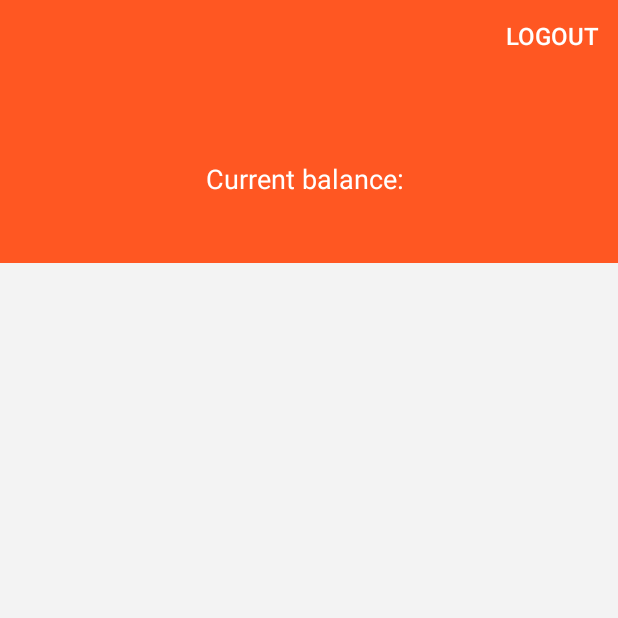
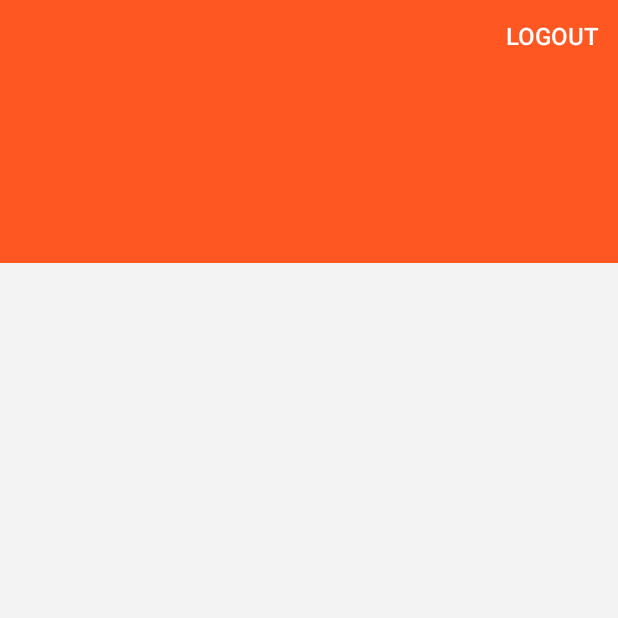
Before and after one commit to GourmetApp/GourmetApp-android, an Android app: the fragment MainFragment shown on its own in the app's theme, on a phone screen of 412 x 824 dp, the top half of it. Run offline under Robolectric (Android 15) with nearby library versions, the light colour scheme and no system bars.

Commit message:
Hide current balance while data is being loaded

```diff
--- a/app/src/main/java/com/jugarte/gourmet/fragments/MainFragment.java
+++ b/app/src/main/java/com/jugarte/gourmet/fragments/MainFragment.java
@@ -28,7 +28,8 @@ public class MainFragment extends BaseFragment {
      *	  PROPERTIES	  *
      *					  *
      **********************/
-    private TextView mCurrentBalance= null;
+    private TextView mCurrentBalance = null;
+    private TextView mCurrentText = null;
     private Button mLogoutButton = null;
     private ListView mOperationsList = null;
     private TextView mCardNumberTextView = null;
@@ -55,6 +56,7 @@ public class MainFragment extends BaseFragment {
         if (result != null) {
             Gourmet gourmet = (Gourmet) result;
             if (gourmet.errorCode != null && gourmet.errorCode.equals("0")) {
+                mCurrentText.setVisibility(View.VISIBLE);
                 mCurrentBalance.setText(gourmet.currentBalance + "€");
                 String cardNumber = TextFormatUtils.formatCreditCardNumber(CredentialsLogin.getUserCredential());
                 if (cardNumber != null) {
@@ -91,6 +93,7 @@ public class MainFragment extends BaseFragment {
     @Override
     protected void fragmentInit() {
         View view = getView();
+        mCurrentText = (TextView) view.findViewById(R.id.main_current_text);
         mCurrentBalance = (TextView) view.findViewById(R.id.main_current_balance);
         mLogoutButton = (Button) view.findViewById(R.id.main_logout);
         mOperationsList = (ListView) view.findViewById(R.id.main_operations_list);
--- a/app/src/main/res/layout/main_fragment.xml
+++ b/app/src/main/res/layout/main_fragment.xml
@@ -22,6 +22,7 @@
                 android:layout_width="wrap_content"
                 android:layout_height="wrap_content"
                 android:textSize="18sp"
+                android:visibility="gone"
                 android:text="@string/current_text"
                 android:textColor="@color/white"/>
 
```
